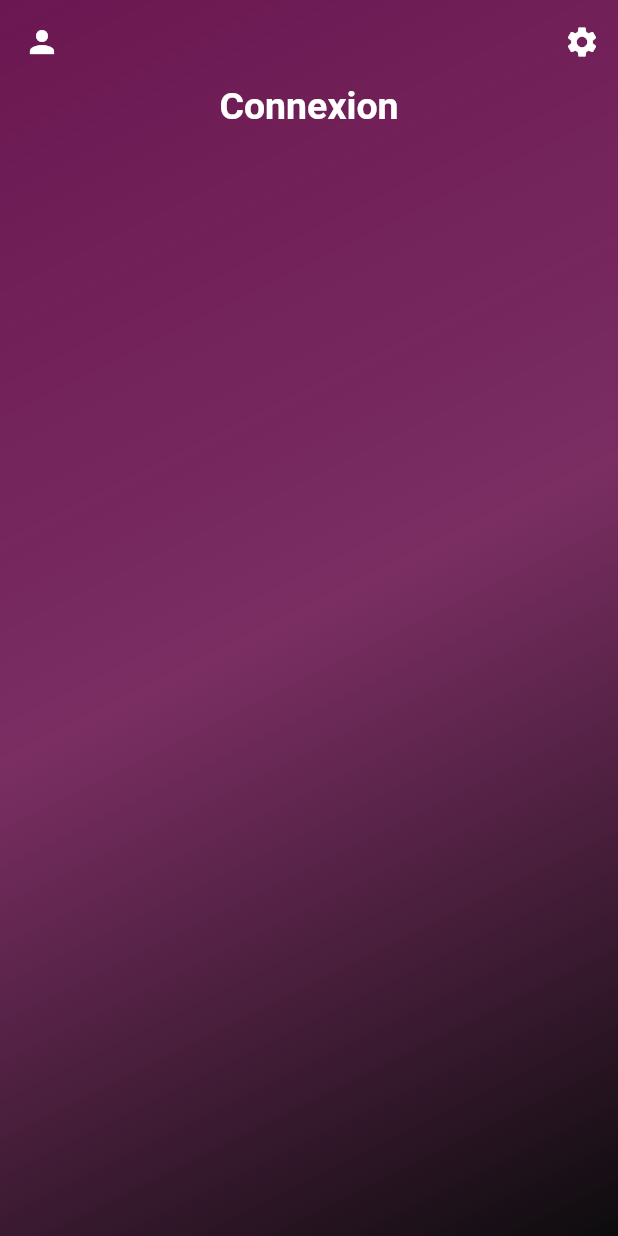
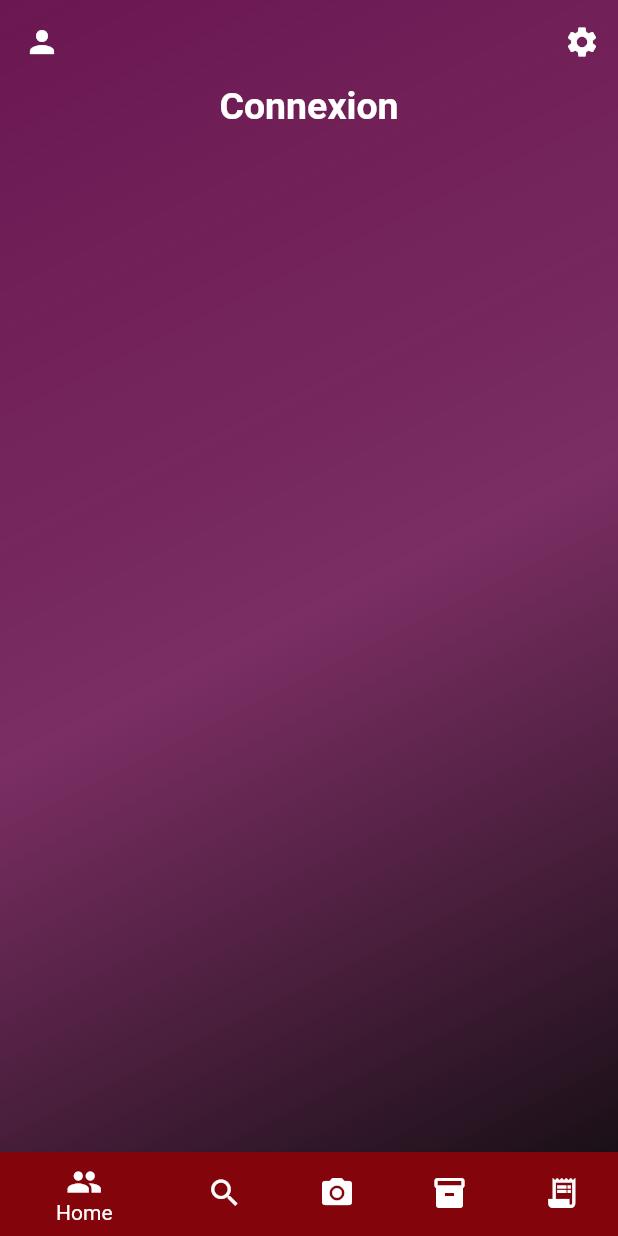
Before and after one commit to concordinoapp/concordino-front, a Flutter app: the ScanPage screen opened by its route, on a phone screen of 412 x 824 dp. Run offline on Flutter 3.47's test engine with Material 2 defaults, Android fonts, the phone set to English and light mode, and no system bars; our stand-ins replace camera.

Commit message:
Feat : import camera package and implement navbar

```diff
--- a/lib/main.dart
+++ b/lib/main.dart
@@ -17,6 +17,7 @@ class MyApp extends StatelessWidget {
   Widget build(BuildContext context) {
     return MaterialApp(
       title: 'Concordino',
+      debugShowCheckedModeBanner: false,
       theme: ThemeData(
         // fontFamily: GoogleFonts.lato().fontFamily,
         // brightness: Brightness.dark,
--- a/lib/screens/views/scan_view.dart
+++ b/lib/screens/views/scan_view.dart
@@ -3,7 +3,6 @@ import 'package:camera/camera.dart';
 
 class ScanPage extends StatelessWidget {
   const ScanPage({Key? key}) : super(key: key);
-
   @override
   Widget build(BuildContext context) {
     return Container(
@@ -42,6 +41,54 @@ class ScanPage extends StatelessWidget {
             ],
           ),
         ),
+        bottomNavigationBar: BottomNavigationBar(
+          items: const <BottomNavigationBarItem>[
+            BottomNavigationBarItem(
+              icon: Icon(Icons.group),
+              label: 'Home',
+              backgroundColor: Color.fromARGB(255, 131, 4, 11),
+            ),
+            BottomNavigationBarItem(
+              icon: Icon(Icons.search),
+              label: 'Business',
+              backgroundColor: Colors.green,
+            ),
+            BottomNavigationBarItem(
+              icon: Icon(Icons.camera_alt),
+              label: 'School',
+              backgroundColor: Colors.purple,
+            ),
+            BottomNavigationBarItem(
+              icon: Icon(Icons.inventory),
+              label: 'Settings',
+              backgroundColor: Color.fromARGB(255, 131, 4, 11),
+            ),
+            BottomNavigationBarItem(
+              icon: Icon(Icons.receipt_long),
+              label: 'Settings',
+              backgroundColor: Colors.pink,
+            ),
+          ],
+          onTap: (index) {
+            switch (index) {
+              case 0:
+                Navigator.pushNamed(context, "/home");
+                break;
+              case 1:
+                Navigator.pushNamed(context, "/home");
+                break;
+              case 2:
+                Navigator.pushNamed(context, "/scan");
+                break;
+              case 3:
+                Navigator.pushNamed(context, "/home");
+                break;
+              case 4:
+                Navigator.pushNamed(context, "/list");
+                break;
+            }
+          },
+        ),
       ),
     );
   }
```
Also changed, not shown: 2 other files.
